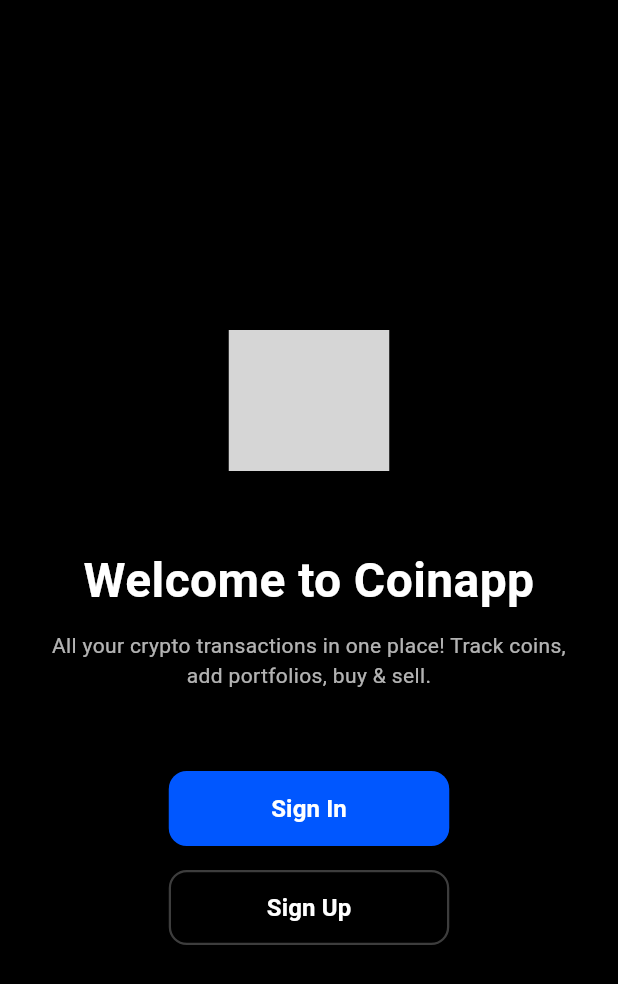
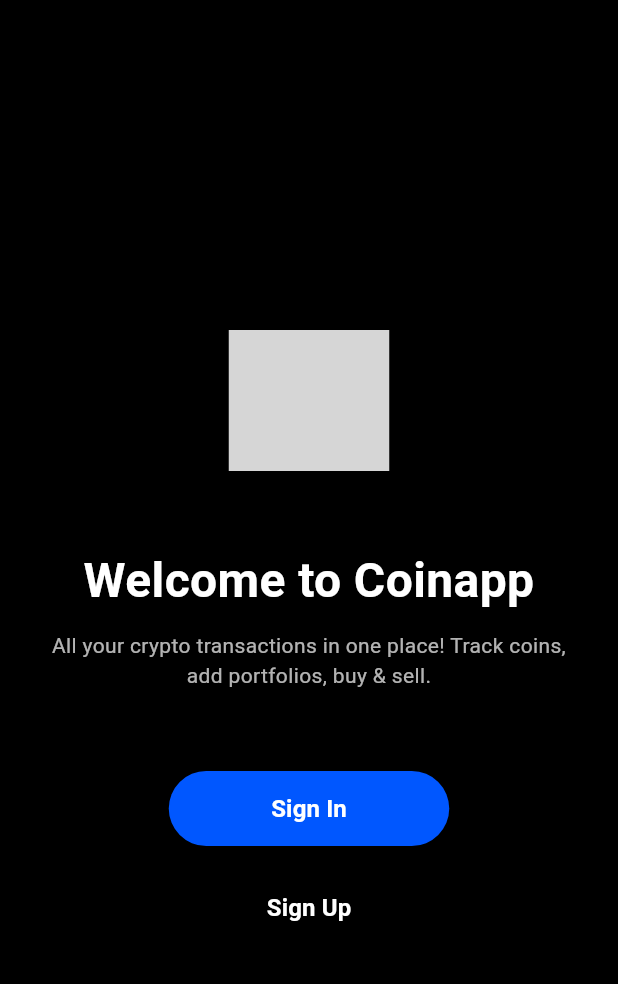
Before and after one commit to rerrosr/modsen_practice, a Flutter app: the screen it shows after launch, on a phone screen of 412 x 824 dp. Shown: the top 984 px of the screen. Run offline on Flutter 3.47's test engine with Material 3 defaults, Android fonts, the phone set to English and light mode, and no system bars; our stand-ins replace firebase_core, flutter_svg; accounts and stored records are empty; grey boxes are pictures that could not be loaded.

Commit message:
good code quality

```diff
--- /dev/null
+++ b/lib/core/constants/app_constants.dart
@@ -0,0 +1,3 @@
+class AppConstants {
+  static const String logoSvgAsset = 'assets/svg/logo.svg';
+}
--- /dev/null
+++ b/lib/core/core.dart
@@ -0,0 +1 @@
+export 'constants/app_constants.dart';
--- /dev/null
+++ b/lib/core_ui/core_ui.dart
@@ -0,0 +1 @@
+export 'theme/theme.dart';
--- /dev/null
+++ b/lib/core_ui/theme/crypto_coin_colors.dart
@@ -0,0 +1,13 @@
+import 'package:flutter/material.dart';
+
+abstract class CryptoCoinColors {
+  // Main background color
+  static const Color blackBackgroundColor = Colors.black;
+
+  // Text colors
+  static const Color whiteColor = Colors.white;
+  static const Color whiteSecondaryColor = Colors.white70;
+
+  // Button colors
+  static const Color blueButtonColor = Color.fromRGBO(0, 87, 255, 1);
+}
--- /dev/null
+++ b/lib/core_ui/theme/crypto_coin_dimens.dart
@@ -0,0 +1,14 @@
+abstract class CryptoCoinDimens {
+  static const double PADDING_4 = 4.0;
+  static const double PADDING_30 = 30.0;
+  static const double PADDING_220 = 220.0;
+
+  static const double HEIGHT_10 = 10.0;
+  static const double HEIGHT_16 = 16.0;
+  static const double HEIGHT_50 = 50.0;
+  static const double HEIGHT_54 = 54.0;
+
+  static const double WIDTH_187 = 187.0;
+
+  static const double BORDER_RADIUS_25 = 25.0;
+}
--- /dev/null
+++ b/lib/core_ui/theme/crypto_coin_fonts.dart
@@ -0,0 +1,17 @@
+import 'package:flutter/material.dart';
+
+abstract class CryptoCoinFonts {
+  static const TextStyle titleText = TextStyle(
+    fontSize: 32,
+    fontWeight: FontWeight.bold,
+  );
+
+  static const TextStyle descriptionText = TextStyle(
+    fontSize: 14,
+  );
+
+  static const TextStyle buttonText = TextStyle(
+    fontSize: 16,
+    fontWeight: FontWeight.bold,
+  );
+}
--- /dev/null
+++ b/lib/core_ui/theme/theme.dart
@@ -0,0 +1,3 @@
+export 'crypto_coin_colors.dart';
+export 'crypto_coin_dimens.dart';
+export 'crypto_coin_fonts.dart';
--- a/lib/features/authentication/presentation/pages/welcome_screen.dart
+++ b/lib/features/authentication/presentation/pages/welcome_screen.dart
@@ -1,5 +1,7 @@
 import 'package:flutter/material.dart';
 import 'package:flutter_svg/flutter_svg.dart';
+import '../../../../core/core.dart';
+import '/core_ui/theme/theme.dart';
 
 class WelcomeScreen extends StatefulWidget {
   const WelcomeScreen({super.key});
@@ -27,7 +29,7 @@ class _WelcomeScreenState extends State<WelcomeScreen>
     _logoScaleAnimation = Tween<double>(begin: 0.5, end: 1.0).animate(
       CurvedAnimation(
         parent: _controller,
-        curve: const Interval(0.0, 0.6, curve: Curves.easeOutBack),
+        curve: const Interval(0.0, 0.8, curve: Curves.easeOutBack),
       ),
     );
     _logoOpacityAnimation = Tween<double>(begin: 0.0, end: 1.0).animate(
@@ -48,7 +50,7 @@ class _WelcomeScreenState extends State<WelcomeScreen>
     _buttonsOpacityAnimation = Tween<double>(begin: 0.0, end: 1.0).animate(
       CurvedAnimation(
         parent: _controller,
-        curve: const Interval(0.7, 1.0, curve: Curves.easeIn),
+        curve: const Interval(0.4, 1.0, curve: Curves.easeIn),
       ),
     );
 
@@ -63,20 +65,22 @@ class _WelcomeScreenState extends State<WelcomeScreen>
 
   void _onSignIn() {
     // TODO: Navigate to sign in
-    print('Sign In pressed');
   }
 
   void _onSignUp() {
     // TODO: Navigate to sign up
-    print('Sign Up pressed');
   }
 
   @override
   Widget build(BuildContext context) {
     return Scaffold(
-      backgroundColor: Colors.black,
+      backgroundColor: CryptoCoinColors.blackBackgroundColor,
       body: Padding(
-        padding: const EdgeInsets.only(top: 220, left: 30, right: 30),
+        padding: const EdgeInsets.only(
+          top: CryptoCoinDimens.PADDING_220,
+          left: CryptoCoinDimens.PADDING_30,
+          right: CryptoCoinDimens.PADDING_30,
+        ),
         child: Column(
           children: <Widget>[
             Center(
@@ -88,36 +92,35 @@ class _WelcomeScreenState extends State<WelcomeScreen>
                     child: ScaleTransition(
                       scale: _logoScaleAnimation,
                       child: SvgPicture.asset(
-                        'assets/svg/logo.svg',
+                        AppConstants.logoSvgAsset,
                         width: 107,
                         height: 94,
                       ),
                     ),
                   ),
-                  const SizedBox(height: 50),
+                  const SizedBox(height: CryptoCoinDimens.HEIGHT_50),
                   SlideTransition(
                     position: _textSlideAnimation,
                     child: FadeTransition(
                       opacity: _buttonsOpacityAnimation,
                       child: Column(
                         children: <Widget>[
-                          const Text(
+                          Text(
                             'Welcome to Coinapp',
-                            style: TextStyle(
+                            style: CryptoCoinFonts.titleText.copyWith(
                               color: Colors.white,
-                              fontSize: 32,
-                              fontWeight: FontWeight.bold,
                             ),
                             textAlign: TextAlign.center,
                           ),
-                          const SizedBox(height: 10),
+                          const SizedBox(height: CryptoCoinDimens.HEIGHT_10),
                           Padding(
-                            padding: const EdgeInsets.symmetric(horizontal: 4),
+                            padding: const EdgeInsets.symmetric(
+                              horizontal: CryptoCoinDimens.PADDING_4,
+                            ),
                             child: Text(
                               'All your crypto transactions in one place! Track coins, add portfolios, buy & sell.',
-                              style: TextStyle(
-                                color: Colors.white.withValues(alpha: 0.7),
-                                fontSize: 14,
+                              style: CryptoCoinFonts.descriptionText.copyWith(
+                                color: CryptoCoinColors.whiteSecondaryColor,
                               ),
                               textAlign: TextAlign.center,
                             ),
@@ -126,7 +129,7 @@ class _WelcomeScreenState extends State<WelcomeScreen>
                       ),
                     ),
                   ),
-                  const SizedBox(height: 54),
+                  const SizedBox(height: CryptoCoinDimens.HEIGHT_54),
                 ],
               ),
             ),
@@ -136,48 +139,44 @@ class _WelcomeScreenState extends State<WelcomeScreen>
                 mainAxisSize: MainAxisSize.min,
                 children: <Widget>[
                   SizedBox(
-                    width: 187,
-                    height: 50,
-                    child: ElevatedButton(
+                    width: CryptoCoinDimens.WIDTH_187,
+                    height: CryptoCoinDimens.HEIGHT_50,
+                    child: FilledButton(
                       onPressed: _onSignIn,
-                      style: ElevatedButton.styleFrom(
-                        backgroundColor: const Color.fromRGBO(0, 87, 255, 1),
+                      style: FilledButton.styleFrom(
+                        backgroundColor: CryptoCoinColors.blueButtonColor,
                         shape: RoundedRectangleBorder(
-                          borderRadius: BorderRadius.circular(12),
+                          borderRadius: BorderRadius.circular(
+                            CryptoCoinDimens.BORDER_RADIUS_25,
+                          ),
                         ),
-                        elevation: 0,
                       ),
-                      child: const Text(
+                      child: Text(
                         'Sign In',
-                        style: TextStyle(
-                          color: Colors.white,
-                          fontSize: 16,
-                          fontWeight: FontWeight.bold,
+                        style: CryptoCoinFonts.buttonText.copyWith(
+                          color: CryptoCoinColors.whiteColor,
                         ),
                       ),
                     ),
                   ),
-                  const SizedBox(height: 16),
+                  const SizedBox(height: CryptoCoinDimens.HEIGHT_16),
                   SizedBox(
-                    width: 187,
-                    height: 50,
+                    width: CryptoCoinDimens.WIDTH_187,
+                    height: CryptoCoinDimens.HEIGHT_50,
                     child: OutlinedButton(
                       onPressed: _onSignUp,
                       style: OutlinedButton.styleFrom(
-                        side: const BorderSide(
-                          color: Colors.white24,
-                          width: 1.5,
-                        ),
+                        side: const BorderSide(width: 0),
                         shape: RoundedRectangleBorder(
-                          borderRadius: BorderRadius.circular(12),
+                          borderRadius: BorderRadius.circular(
+                            CryptoCoinDimens.BORDER_RADIUS_25,
+                          ),
                         ),
                       ),
-                      child: const Text(
+                      child: Text(
                         'Sign Up',
-                        style: TextStyle(
-                          color: Colors.white,
-                          fontSize: 16,
-                          fontWeight: FontWeight.bold,
+                        style: CryptoCoinFonts.buttonText.copyWith(
+                          color: CryptoCoinColors.whiteColor,
                         ),
                       ),
                     ),
```
